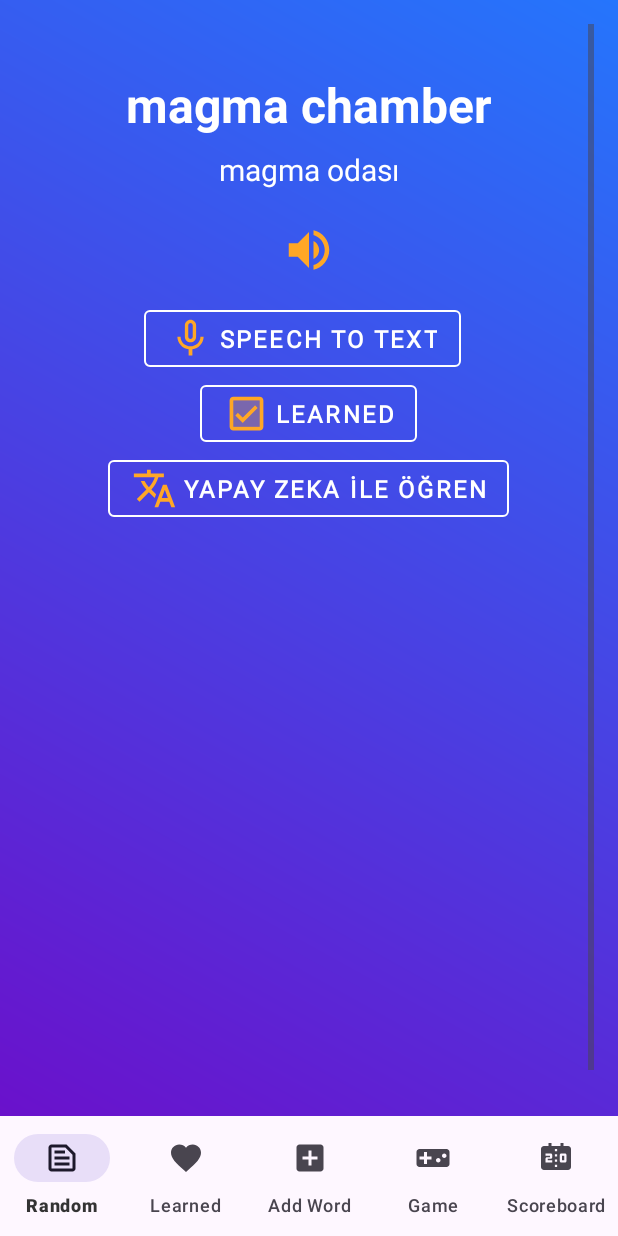
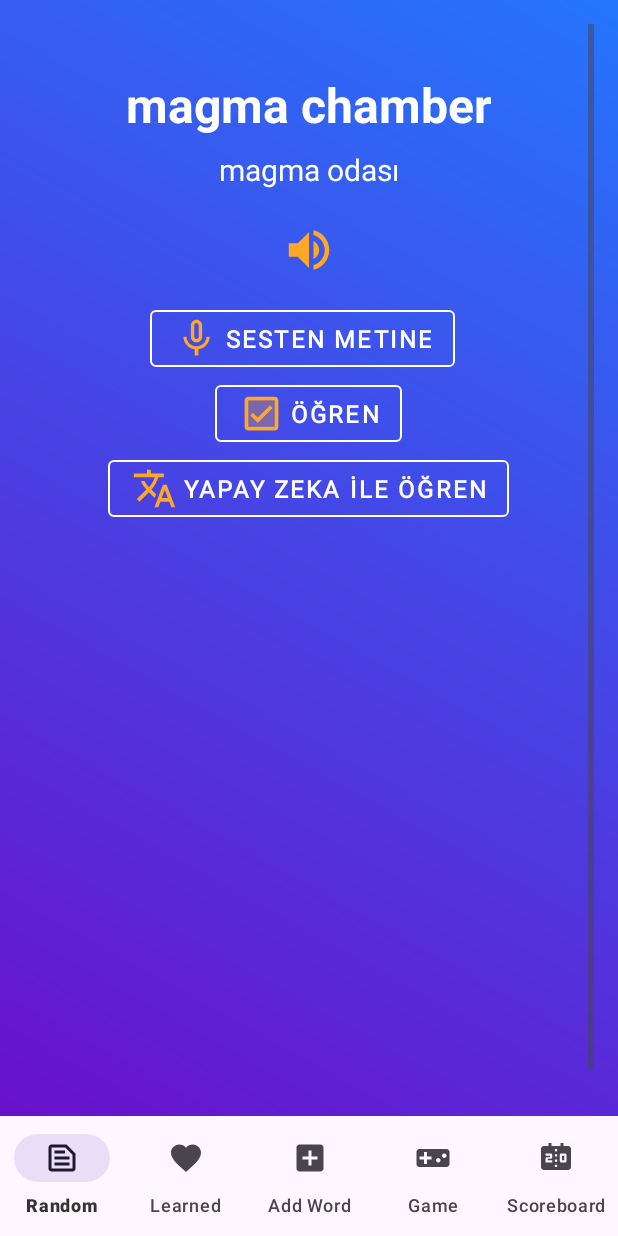
Before and after one commit to erendogan6/Translateify, an Android app: the fragment WordDetailFragment placed in its activity, on a phone screen of 412 x 824 dp. Run offline under Robolectric (Android 15) with nearby library versions, the phone set to English and light mode, and no system bars; our stand-ins replace Dagger/Hilt's generated code, Firebase (no records; nobody signed in at launch, a user with empty details on screens opened directly), Room's generated code, navigation-ui; libraries missing offline, so code that uses them is left out: com.vladsch.flexmark; pictures from the network do not load; 2 statements that could not run were skipped.

Commit message:
feat(ui): Improve ui details

```diff
--- a/app/src/main/AndroidManifest.xml
+++ b/app/src/main/AndroidManifest.xml
@@ -34,12 +34,6 @@
             </intent-filter>
         </activity>
         <activity
-            android:name=".presentation.InterestSelectionActivity"
-            android:exported="false" />
-        <activity
-            android:name=".presentation.AuthActivity"
-            android:exported="false"></activity>
-        <activity
             android:name=".presentation.MainActivity"
             android:exported="false" />
     </application>
--- a/app/src/main/java/com/erendogan6/translateify/presentation/OnboardingActivity.kt
+++ b/app/src/main/java/com/erendogan6/translateify/presentation/OnboardingActivity.kt
@@ -23,13 +23,13 @@ class OnboardingActivity : AppCompatActivity() {
         binding = ActivityOnboardingBinding.inflate(layoutInflater)
         setContentView(binding.root)
 
-        binding.buttonGetStarted.setOnClickListener {
-            val intent = Intent(this, RegisterDetailActivity::class.java)
+        binding.buttonAlreadyHaveAccount.setOnClickListener {
+            val intent = Intent(this, LoginActivity::class.java)
             startActivity(intent)
         }
 
         binding.buttonGetStarted.setOnClickListener {
-            val intent = Intent(this, LoginActivity::class.java)
+            val intent = Intent(this, RegisterDetailActivity::class.java)
             startActivity(intent)
         }
     }
--- a/app/src/main/java/com/erendogan6/translateify/presentation/viewmodel/RandomWordsViewModel.kt
+++ b/app/src/main/java/com/erendogan6/translateify/presentation/viewmodel/RandomWordsViewModel.kt
@@ -5,7 +5,6 @@ import androidx.lifecycle.ViewModel
 import androidx.lifecycle.viewModelScope
 import com.erendogan6.translateify.domain.model.Word
 import com.erendogan6.translateify.domain.usecase.AddWordUseCase
-import com.erendogan6.translateify.domain.usecase.GetRandomWordsUseCase
 import com.erendogan6.translateify.domain.usecase.GetWordImageUseCase
 import com.erendogan6.translateify.domain.usecase.GetWordTranslationUseCase
 import com.erendogan6.translateify.domain.usecase.LoadWordsUseCase
@@ -20,7 +19,6 @@ import javax.inject.Inject
 class RandomWordsViewModel
     @Inject
     constructor(
-        private val getRandomWordsUseCase: GetRandomWordsUseCase,
         private val updateLearnedStatusUseCase: UpdateLearnedStatusUseCase,
         private val addWordUseCase: AddWordUseCase,
         private val getWordTranslationUseCase: GetWordTranslationUseCase,
@@ -42,15 +40,10 @@ class RandomWordsViewModel
             _translation.value = null
         }
 
-        fun setImageUrlReset() {
-            _imageUrl.value = null
-        }
-
         fun fetchWordsFromFirebase(
             selectedCategories: List<String>,
             difficulty: String?,
         ) {
-            // Eğer kelimeler zaten yüklendiyse tekrar yüklemeyi engelle
             viewModelScope.launch {
                 try {
                     loadWordsUseCase(selectedCategories, difficulty).collect { wordList ->
@@ -96,16 +89,13 @@ class RandomWordsViewModel
 
         fun toggleLearnedStatus(word: Word) {
             viewModelScope.launch {
-                // Kelimenin isLearned durumunu tersine çevir
                 val updatedWord = word.copy(isLearned = !word.isLearned)
                 updateLearnedStatusUseCase(updatedWord)
 
-                // Kelime learned olarak işaretlendiyse, doğrudan listeden çıkar
                 _words.value =
                     if (updatedWord.isLearned) {
                         _words.value.filter { it.id != updatedWord.id }
                     } else {
-                        // Eğer kelime yeniden unlearned (öğrenilmemiş) olarak işaretlenirse, listeye geri ekle
                         _words.value + updatedWord
                     }
 
--- a/app/src/main/res/layout/fragment_register_detail3.xml
+++ b/app/src/main/res/layout/fragment_register_detail3.xml
@@ -77,7 +77,7 @@
                 android:layout_height="wrap_content"
                 android:background="@color/colorOnPrimary"
                 android:fontFamily="sans-serif-medium"
-                android:hint="Full Name"
+                android:hint="Tam Adınız"
                 android:inputType="textPersonName"
                 android:textColor="@color/colorOnSurface"
                 android:textColorHint="@color/colorOnSurface"
--- a/app/src/main/res/layout/fragment_word_detail.xml
+++ b/app/src/main/res/layout/fragment_word_detail.xml
@@ -70,7 +70,7 @@
                     style="@style/Widget.MaterialComponents.Button.OutlinedButton"
                     android:layout_width="wrap_content"
                     android:layout_height="wrap_content"
-                    android:text="@string/speech_to_text"
+                    android:text="Sesten Metine"
                     android:textColor="@color/colorOnPrimary"
                     android:ellipsize="end"
                     android:textSize="16sp"
@@ -97,7 +97,7 @@
                     style="@style/Widget.MaterialComponents.Button.OutlinedButton"
                     android:layout_width="wrap_content"
                     android:layout_height="wrap_content"
-                    android:text="Learned"
+                    android:text="Öğren"
                     app:strokeColor="@color/colorOnPrimary"
                     android:fontFamily="@font/roboto_regular"
                     android:textSize="16sp"
--- a/app/src/main/res/layout/item_word.xml
+++ b/app/src/main/res/layout/item_word.xml
@@ -109,7 +109,7 @@
                 android:id="@+id/buttonLearn"
                 android:layout_width="wrap_content"
                 android:layout_height="wrap_content"
-                android:text="Learn"
+                android:text="Öğren"
                 android:textColor="@color/colorOnBackground"
                 android:gravity="center"
                 android:textSize="18sp"
--- a/app/src/main/res/values/strings.xml
+++ b/app/src/main/res/values/strings.xml
@@ -1,16 +1,16 @@
 <resources>
     <string name="app_name">Translateify</string>
-    <string name="speech_to_text">Speech to Text</string>
-    <string name="speak_prompt">Please speak now</string>
-    <string name="learn_word">Learned</string>
-    <string name="unlearn_word">Unlearned</string>
-    <string name="speech_not_recognized">Speech Not Recognized</string>
-    <string name="detected_word">Detected Word: %S</string>
+    <string name="speech_to_text">Sesten Metine</string>
+    <string name="speak_prompt">Lütfen Şimdi Konuşun</string>
+    <string name="learn_word">Öğren</string>
+    <string name="unlearn_word">Öğrenildi</string>
+    <string name="speech_not_recognized">Ses Tanınmadı</string>
+    <string name="detected_word">Algılanan Telafuz: %S</string>
     <string name="translation_instruction">Please provide the Turkish translation for the following word:</string>
     <string name="general_error_message">An error occurred while fetching the translation.</string>
     <string name="serialization_error_message">An error occurred during serialization.</string>
     <string name="error_fetching_translation">Error fetching translation. Please try again.</string>
     <string name="translateify">Translateify</string>
     <string name="app_logo">App Logo</string>
-    <!-- TODO: Remove or change this placeholder text -->
+    <string name="title_activity_onboarding_compose">OnboardingActivityCompose</string>
 </resources>
```
Also changed, not shown: app/src/main/java/com/erendogan6/translateify/presentation/RegisterDetailActivity.kt (+0 -13 lines).
